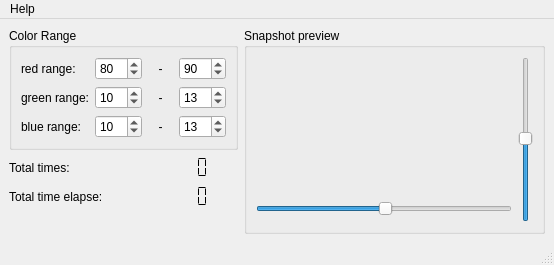
Above: minecraft.ui from imloafer/autofish before the change. Below: the same form after it.
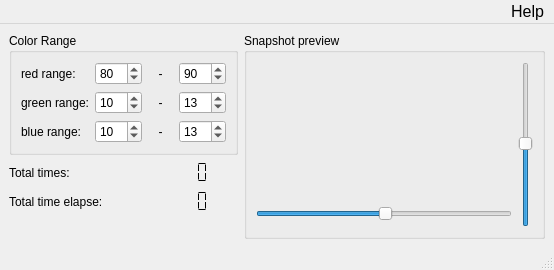
That is the form after the change. Icons and pictures are not drawn.

Diff of the .ui file:
```diff
--- a/minecraft.ui
+++ b/minecraft.ui
@@ -341,9 +341,17 @@
      <x>0</x>
      <y>0</y>
      <width>554</width>
-     <height>23</height>
+     <height>27</height>
     </rect>
    </property>
+   <property name="font">
+    <font>
+     <pointsize>12</pointsize>
+    </font>
+   </property>
+   <property name="layoutDirection">
+    <enum>Qt::RightToLeft</enum>
+   </property>
    <widget class="QMenu" name="menuHelp">
     <property name="font">
      <font>
```
Left out of the diff: 5 changed lines with no effect on the pictures.
